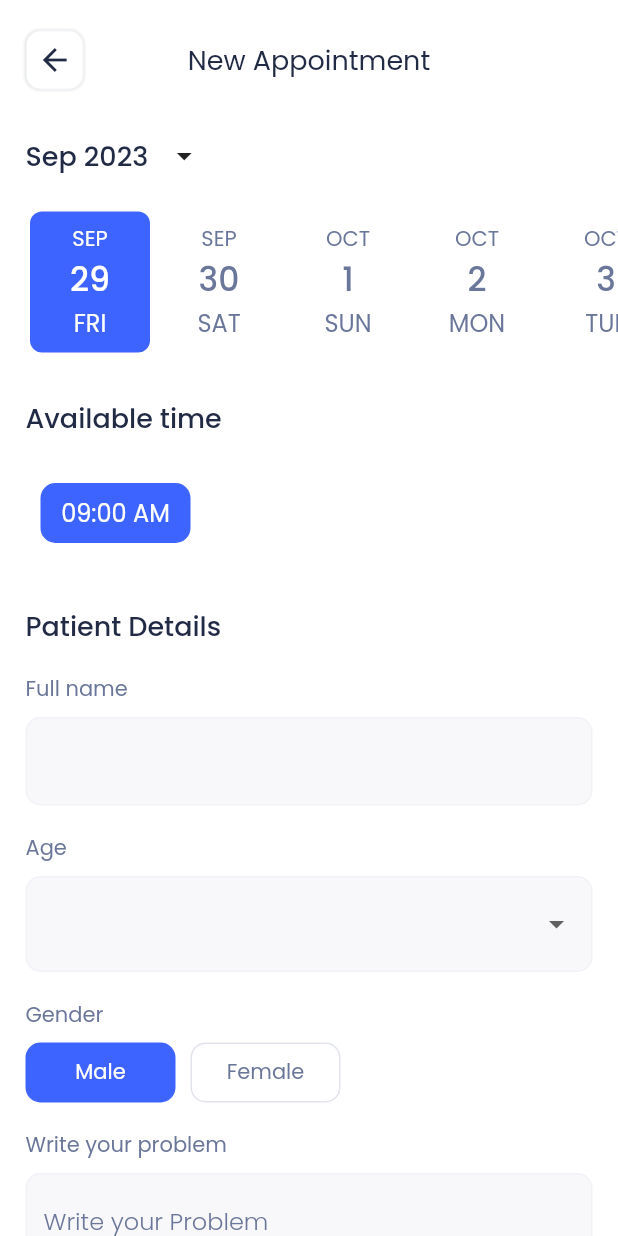
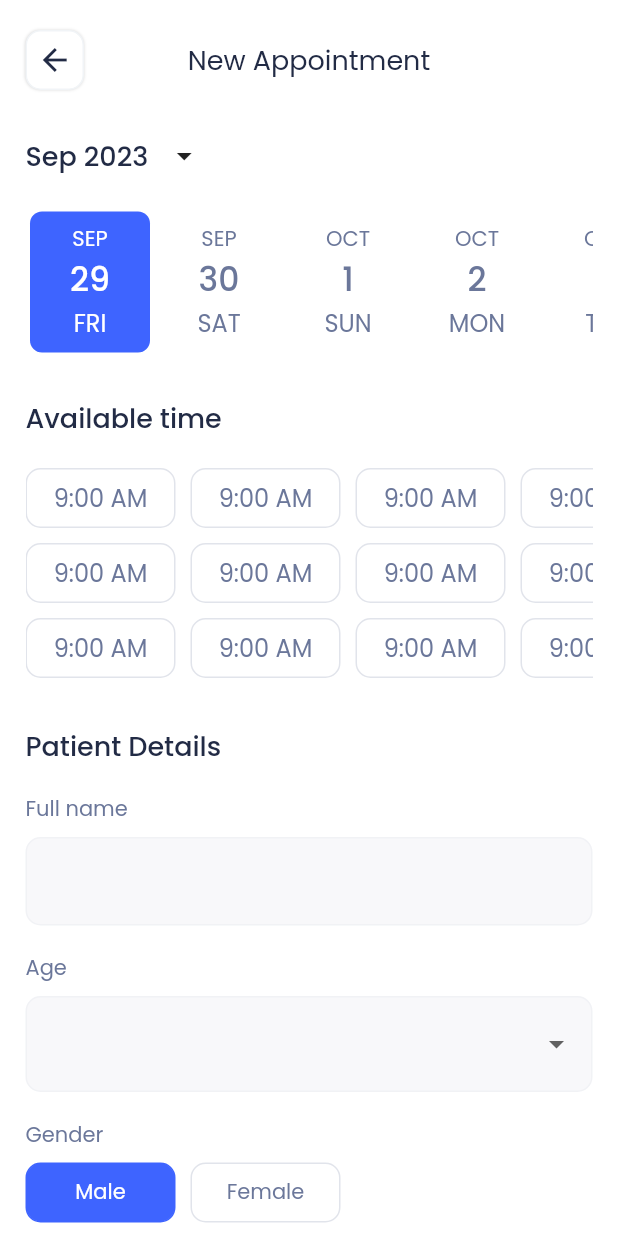
Before and after one commit to Nayan-03/Covid_19, a Flutter app: the screen it shows after launch, on a phone screen of 412 x 824 dp. Run offline on Flutter 3.47's test engine with Material 2 defaults, Android fonts, the phone set to English and light mode, and no system bars; drawn by our look-alikes of date_picker_timeline; our stand-ins replace google_fonts; missing offline and left inert: custom_clippers.

Commit message:
commit17

```diff
--- a/lib/comoon/globals.dart
+++ /dev/null
@@ -1,3 +0,0 @@
-library my_prj.globals;
-
-var appointment = [];
--- a/lib/model/appointment_model.dart
+++ b/lib/model/appointment_model.dart
@@ -3,7 +3,7 @@ class AppointmentModel {
     Appointment(
       id: 1,
       time: "09:00 AM",
-      isSelected: false,
+      isSelectd: false,
     ),
   ];
 }
@@ -11,25 +11,25 @@ class AppointmentModel {
 class Appointment {
   final int id;
   final String time;
-  bool isSelected;
+  bool isSelectd;
 
   Appointment({
     required this.id,
     required this.time,
-    required this.isSelected,
+    required this.isSelectd,
   });
 
   factory Appointment.fromMap(Map<String, dynamic> map) {
     return Appointment(
       id: map["id"],
       time: map["time"],
-      isSelected: map["isSelected"],
+      isSelectd: map["isSelected"],
     );
   }
 
   toMap() => {
         "id": id,
         "name": time,
-        "isSelected": isSelected,
+        "isSelected": isSelectd,
       };
 }
--- a/lib/pages/new_appointment.dart
+++ b/lib/pages/new_appointment.dart
@@ -1,8 +1,10 @@
 import 'dart:convert';
 
 import 'package:covid_19/model/appointment_model.dart';
+
 import 'package:covid_19/utills/routes.dart';
 import 'package:covid_19/widget/appoitment_widget.dart';
+
 import 'package:date_picker_timeline/date_picker_timeline.dart';
 import 'package:flutter/material.dart';
 import 'package:flutter/services.dart';
@@ -23,7 +25,12 @@ class _NewAppointmentState extends State<NewAppointment> {
   bool visibilitycolor = true;
 
   List<String> h1 = ["Available time", "Patient Details"];
-  List<String> h2 = ["Full name", "Age", "Gender", "Write your problem",];
+  List<String> h2 = [
+    "Full name",
+    "Age",
+    "Gender",
+    "Write your problem",
+  ];
 
   final List<String> age = [
     '16 - 20',
@@ -33,6 +40,24 @@ class _NewAppointmentState extends State<NewAppointment> {
     '36 - 40',
     '41 - 50',
     '51 - 60',
+  ];
+
+  final List<String> time = [
+    "09:00 AM",
+    "09:30 AM",
+    "10:00 AM",
+    "10:30 AM",
+    "11:00 AM",
+    "12:00 PM",
+    "12:30 PM",
+    "01:30 PM",
+    "02:00 PM",
+    "02:30 PM",
+    "03:00 PM",
+    "04:30 PM",
+    "05:00 PM",
+    "05:30 PM",
+    "06:00 PM"
   ];
 
   @override
@@ -106,7 +131,6 @@ class _NewAppointmentState extends State<NewAppointment> {
         ),
         body: SingleChildScrollView(
           child: Column(
-            mainAxisAlignment: MainAxisAlignment.start,
             crossAxisAlignment: CrossAxisAlignment.start,
             children: [
               // Row(
@@ -182,7 +206,7 @@ class _NewAppointmentState extends State<NewAppointment> {
                   ),
                   const SizedBox(height: 10.0),
                   Padding(
-                    padding: const EdgeInsets.only(left: 17.0),
+                    padding: const EdgeInsets.only(left: 17.0, right: 17.0),
                     child: DatePicker(
                       DateTime.now(),
                       height: 100.0,
@@ -209,26 +233,45 @@ class _NewAppointmentState extends State<NewAppointment> {
                   ),
                 ],
               ),
+/////////////////////////////////////////////////
               const SizedBox(height: 27.0),
               heading1(h1[0]),
-              // const SizedBox(height: 20.0),
               Padding(
                 padding: const EdgeInsets.only(left: 17, top: 20, right: 17),
                 child: SizedBox(
-                  height: 60,
-                  width: MediaQuery.of(context).size.width,
-                  child: ListView.builder(
+                  height: 140.0,
+                  child: GridView.builder(
+                    gridDelegate: const SliverGridDelegateWithFixedCrossAxisCount(
+                        crossAxisCount: 3,
+                        crossAxisSpacing: 10.0,
+                        mainAxisSpacing: 10.0,
+                        mainAxisExtent: 100.0),
                     scrollDirection: Axis.horizontal,
                     shrinkWrap: true,
-                    itemCount: AppointmentModel.appointment.length,
+                    itemCount: 12,
                     itemBuilder: (context, index) {
-                      return AppointmentWidget(
-                        appointment: AppointmentModel.appointment[index],
-                      );
+                      return const AppointmentWidget();
                     },
                   ),
                 ),
               ),
+/////////////////////////////////////////
+              // SizedBox(
+              //   height: 60,
+              //   width: MediaQuery.of(context).size.width,
+              //   child: ListView.builder(
+              //     scrollDirection: Axis.horizontal,
+              //     shrinkWrap: true,
+              //     itemCount: AppointmentModel.appointment.length,
+              //     itemBuilder: (context, index) {
+              //       return AppointmentWidget(
+              //         appointment: AppointmentModel.appointment[index],
+              //       );
+              //     },
+              //   ),
+              // ),
+              // ),
+//////////////////////////////////////////////////////
               const SizedBox(height: 32.0),
               heading1(h1[1]),
               const SizedBox(height: 18.0),
--- a/lib/widget/appoitment_widget.dart
+++ b/lib/widget/appoitment_widget.dart
@@ -1,12 +1,11 @@
 import 'package:covid_19/model/appointment_model.dart';
 import 'package:flutter/material.dart';
 import 'package:google_fonts/google_fonts.dart';
-import '../comoon/globals.dart' as globals;
+
 
 class AppointmentWidget extends StatefulWidget {
-  final Appointment appointment;
-  const AppointmentWidget({Key? key, required this.appointment})
-      : super(key: key);
+  //final Appointment appointment;
+  const AppointmentWidget({Key? key}) : super(key: key);
 
   @override
   State<AppointmentWidget> createState() => _AppointmentWidgetState();
@@ -14,49 +13,54 @@ class AppointmentWidget extends StatefulWidget {
 
 class _AppointmentWidgetState extends State<AppointmentWidget> {
   bool visibilityColor = true;
+
+  final List<String> time = [
+    "09:00 AM",
+    "09:30 AM",
+    "10:00 AM",
+    "10:30 AM",
+    "11:00 AM",
+    "12:00 PM",
+    "12:30 PM",
+    "01:30 PM",
+    "02:00 PM",
+    "02:30 PM",
+    "03:00 PM",
+    "04:30 PM",
+    "05:00 PM",
+    "05:30 PM",
+    "06:00 PM"
+  ];
+
   @override
   Widget build(BuildContext context) {
-    return Padding(
-      padding: const EdgeInsets.only(left: 10, right: 10),
-      child: Center(
-        child: GestureDetector(
+    return GestureDetector(
       onTap: () {
-            widget.appointment.isSelected = !widget.appointment.isSelected;
-            if (widget.appointment.isSelected) {
-              globals.appointment.add(widget.appointment.time);
-            } else {
-              globals.appointment.remove(widget.appointment.time);
-            }
-
         setState(() {
           visibilityColor = !visibilityColor;
         });
       },
       child: Container(
-            height: 40.0,
-            width: 100.0,
         decoration: BoxDecoration(
           color: visibilityColor
-                  ? const Color.fromRGBO(62, 100, 255, 1)
-                  : Colors.white,
+              ? Colors.white
+              : const Color.fromRGBO(62, 100, 255, 1),
           border: Border.all(
             color: visibilityColor
-                    ? const Color.fromRGBO(62, 100, 255, 1)
-                    : const Color.fromRGBO(107, 119, 154, 0.2),
+                ? const Color.fromRGBO(107, 119, 154, 0.2)
+                : const Color.fromRGBO(62, 100, 255, 1),
           ),
           borderRadius: BorderRadius.circular(10.0),
         ),
         child: Center(
           child: Text(
-                widget.appointment.time,
+            "9:00 AM",
             style: GoogleFonts.poppins(
               fontSize: 16.0,
               fontWeight: FontWeight.w400,
               color: visibilityColor
-                      ? Colors.white
-                      : const Color.fromRGBO(107, 119, 154, 1),
-                ),
-              ),
+                  ? const Color.fromRGBO(107, 119, 154, 1)
+                  : Colors.white,
             ),
           ),
         ),
```
Also changed, not shown: assets/files/appointment.json (+1 -68 lines). Lines whose indentation alone changed are shown as unchanged.
